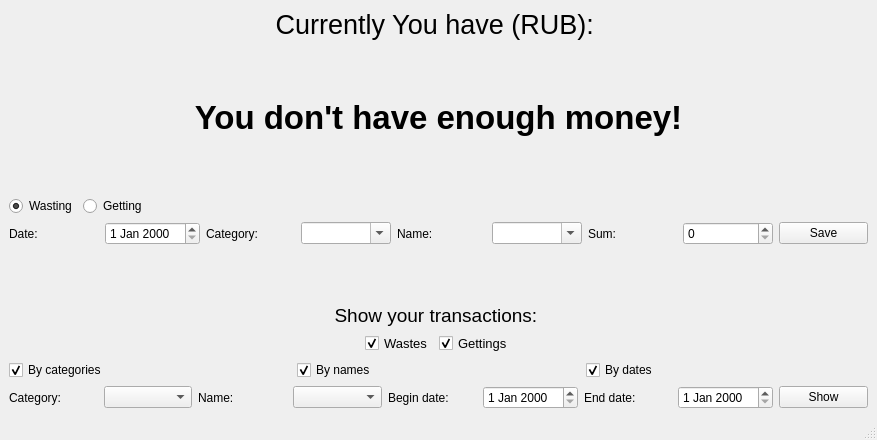
Qt form tmagui.ui (IgorKruchinin/TMA-Qt) before a commit.
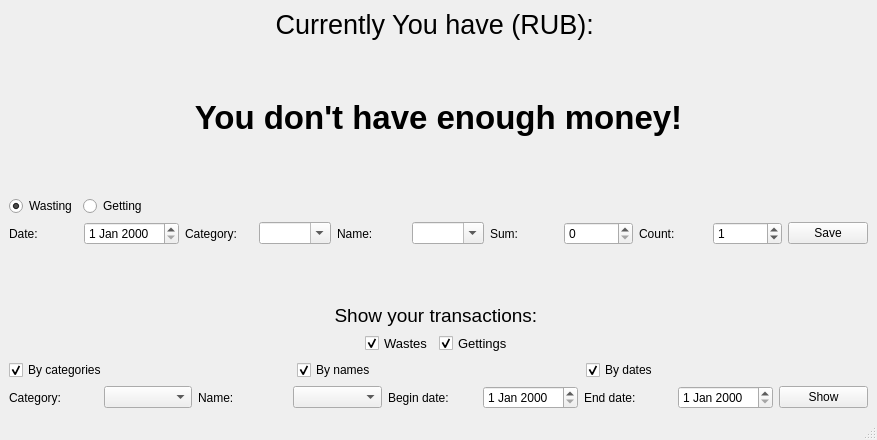
The same form after that commit.

Commit message: count field added

```diff
--- a/tmagui.ui
+++ b/tmagui.ui
@@ -170,6 +170,20 @@
           </property>
          </widget>
         </item>
+        <item>
+         <widget class="QLabel" name="countFld">
+          <property name="text">
+           <string>Count:</string>
+          </property>
+         </widget>
+        </item>
+        <item>
+         <widget class="QSpinBox" name="setCount">
+          <property name="value">
+           <number>1</number>
+          </property>
+         </widget>
+        </item>
         <item>
          <widget class="QPushButton" name="registerBtn">
           <property name="text">
```
The commit also changes 3 other files.
